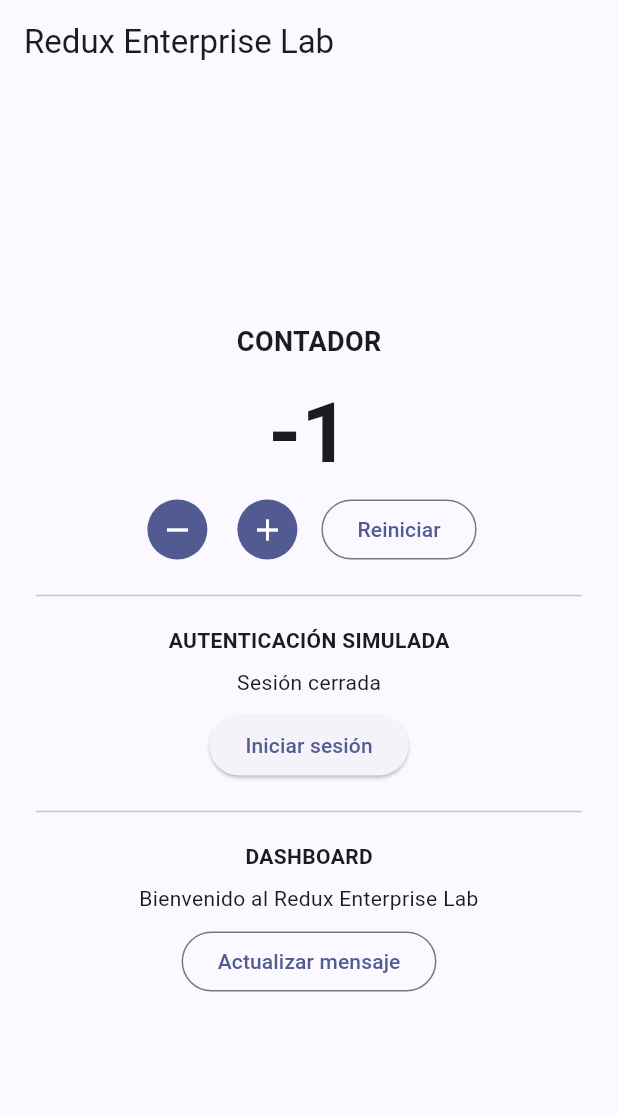
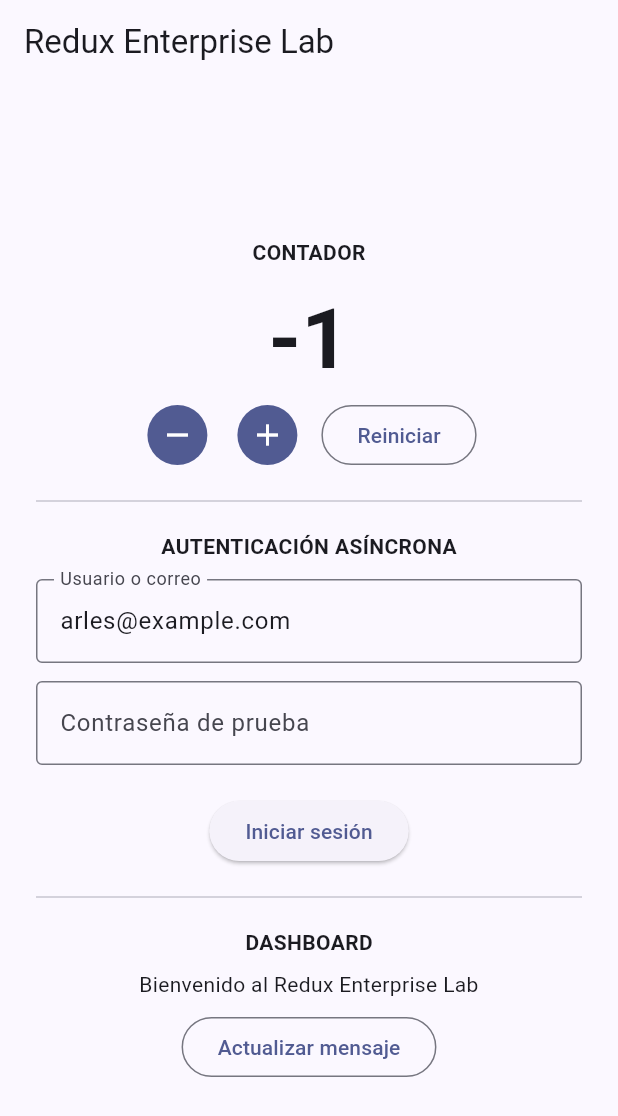
Before and after one commit to arlestabares/redux_lab, a Flutter app: the screen it shows after launch, after a tap on the "remove" icon, on a phone screen of 412 x 824 dp. Shown: the top 1116 px of the screen. Run offline on Flutter 3.47's test engine with Material 3 defaults, Android fonts, the light colour scheme and no system bars; our stand-ins replace equatable, flutter_redux, redux.

Commit message:
feat(auth): add async login middleware and global auth state

```diff
--- a/lib/app/redux_enterprise_lab_app.dart
+++ b/lib/app/redux_enterprise_lab_app.dart
@@ -1,7 +1,7 @@
 import 'package:flutter/material.dart';
 
 // import '../features/counter/presentation/counter_page.dart';
-import '../features/counter/presentation/counter_page2.dart';
+import '../features/counter/presentation/counter_page3.dart';
 
 class ReduxEnterpriseLabApp extends StatelessWidget {
   const new({super.key});
@@ -15,7 +15,7 @@ class ReduxEnterpriseLabApp extends StatelessWidget {
         colorScheme: ColorScheme.fromSeed(seedColor: Colors.indigo),
         useMaterial3: true,
       ),
-      home: CounterPage2(),
+      home: CounterPage3(),
       // routes: {'/counter': (context) => CounterPage()},
     );
   }
--- a/lib/features/auth/redux/auth_actions.dart
+++ b/lib/features/auth/redux/auth_actions.dart
@@ -5,3 +5,22 @@ class LoginAction {
 class LogoutAction {
   const LogoutAction();
 }
+
+class LoginRequestedAction {
+  final String username;
+  final String password;
+
+  const LoginRequestedAction({required this.username, required this.password});
+}
+
+class LoginSucceededAction {
+  final String username;
+
+  const LoginSucceededAction(this.username);
+}
+
+class LoginFailedAction {
+  final String message;
+
+  const LoginFailedAction(this.message);
+}
--- a/lib/features/auth/redux/auth_reducer.dart
+++ b/lib/features/auth/redux/auth_reducer.dart
@@ -1,12 +1,24 @@
 import 'auth_actions.dart';
+import 'auth_state.dart';
 
-bool authReducer(bool state, dynamic action) {
-  if (action is LoginAction) {
-    return true;
+AuthState authReducer(AuthState state, dynamic action) {
+  if (action is LoginRequestedAction) {
+    return const AuthState(status: AuthStatus.loading);
+  }
+
+  if (action is LoginSucceededAction) {
+    return AuthState(
+      status: AuthStatus.authenticated,
+      username: action.username,
+    );
+  }
+
+  if (action is LoginFailedAction) {
+    return AuthState(status: AuthStatus.failure, errorMessage: action.message);
   }
 
   if (action is LogoutAction) {
-    return false;
+    return const AuthState();
   }
 
   return state;
--- a/lib/features/counter/presentation/counter_page2.dart
+++ b/lib/features/counter/presentation/counter_page2.dart
@@ -1,131 +1,131 @@
-import 'package:flutter/material.dart';
-import 'package:flutter_redux/flutter_redux.dart';
+// import 'package:flutter/material.dart';
+// import 'package:flutter_redux/flutter_redux.dart';
 
-import '../../auth/redux/auth_actions.dart';
-import '../../counter/redux/counter_actions.dart';
-import '../../dashboard/redux/dashboard_actions.dart';
-import '../redux/app_state.dart';
+// import '../../auth/redux/auth_actions.dart';
+// import '../../counter/redux/counter_actions.dart';
+// import '../../dashboard/redux/dashboard_actions.dart';
+// import '../redux/app_state.dart';
 
-class CounterPage2 extends StatelessWidget {
-  const CounterPage2({super.key});
+// class CounterPage2 extends StatelessWidget {
+//   const CounterPage2({super.key});
 
-  @override
-  Widget build(BuildContext context) {
-    return Scaffold(
-      appBar: AppBar(title: const Text('Redux Enterprise Lab')),
-      body: Center(
-        child: SingleChildScrollView(
-          padding: const EdgeInsets.all(24),
-          child: Column(
-            mainAxisSize: MainAxisSize.min,
-            children: [
-              const Text(
-                'CONTADOR',
-                style: TextStyle(fontSize: 18, fontWeight: FontWeight.bold),
-              ),
-              const SizedBox(height: 8),
-              StoreConnector<AppState, int>(
-                distinct: true,
-                converter: (store) => store.state.counter,
-                builder: (context, count) {
-                  return Text(
-                    '$count',
-                    style: const TextStyle(
-                      fontSize: 56,
-                      fontWeight: FontWeight.bold,
-                    ),
-                  );
-                },
-              ),
-              Wrap(
-                alignment: WrapAlignment.center,
-                spacing: 12,
-                children: [
-                  IconButton.filled(
-                    tooltip: 'Decrementar',
-                    onPressed: () {
-                      StoreProvider.of<AppState>(context)
-                          .dispatch(const DecrementCounterAction());
-                    },
-                    icon: const Icon(Icons.remove),
-                  ),
-                  IconButton.filled(
-                    tooltip: 'Incrementar',
-                    onPressed: () {
-                      StoreProvider.of<AppState>(context)
-                          .dispatch(const IncrementCounterAction());
-                    },
-                    icon: const Icon(Icons.add),
-                  ),
-                  OutlinedButton(
-                    onPressed: () {
-                      StoreProvider.of<AppState>(context)
-                          .dispatch(const ResetCounterAction());
-                    },
-                    child: const Text('Reiniciar'),
-                  ),
-                ],
-              ),
-              const Divider(height: 40),
-              const Text(
-                'AUTENTICACIÓN SIMULADA',
-                style: TextStyle(fontWeight: FontWeight.bold),
-              ),
-              const SizedBox(height: 8),
-              StoreConnector<AppState, bool>(
-                distinct: true,
-                converter: (store) => store.state.isAuthenticated,
-                builder: (context, isAuthenticated) {
-                  return Column(
-                    children: [
-                      Text(
-                        isAuthenticated ? 'Sesión iniciada' : 'Sesión cerrada',
-                      ),
-                      const SizedBox(height: 8),
-                      ElevatedButton(
-                        onPressed: () {
-                          StoreProvider.of<AppState>(context).dispatch(
-                            isAuthenticated
-                                ? const LogoutAction()
-                                : const LoginAction(),
-                          );
-                        },
-                        child: Text(
-                          isAuthenticated ? 'Cerrar sesión' : 'Iniciar sesión',
-                        ),
-                      ),
-                    ],
-                  );
-                },
-              ),
-              const Divider(height: 40),
-              const Text(
-                'DASHBOARD',
-                style: TextStyle(fontWeight: FontWeight.bold),
-              ),
-              const SizedBox(height: 8),
-              StoreConnector<AppState, String>(
-                distinct: true,
-                converter: (store) => store.state.dashboardMessage,
-                builder: (context, message) {
-                  return Text(message, textAlign: TextAlign.center);
-                },
-              ),
-              const SizedBox(height: 8),
-              OutlinedButton(
-                onPressed: () {
-                  StoreProvider.of<AppState>(context).dispatch(
-                    const UpdateDashboardMessageAction(
-                      '¡Estado actualizado desde el Dashboard!',
-                    ),
-                  );
-                },
-                child: const Text('Actualizar mensaje'),
-              ),
-            ],
-          ),
-        ),
-      ),
-    );
-  }
-}
+//   @override
+//   Widget build(BuildContext context) {
+//     return Scaffold(
+//       appBar: AppBar(title: const Text('Redux Enterprise Lab')),
+//       body: Center(
+//         child: SingleChildScrollView(
+//           padding: const EdgeInsets.all(24),
+//           child: Column(
+//             mainAxisSize: MainAxisSize.min,
+//             children: [
+//               const Text(
+//                 'CONTADOR',
+//                 style: TextStyle(fontSize: 18, fontWeight: FontWeight.bold),
+//               ),
+//               const SizedBox(height: 8),
+//               StoreConnector<AppState, int>(
+//                 distinct: true,
+//                 converter: (store) => store.state.counter,
+//                 builder: (context, count) {
+//                   return Text(
+//                     '$count',
+//                     style: const TextStyle(
+//                       fontSize: 56,
+//                       fontWeight: FontWeight.bold,
+//                     ),
+//                   );
+//                 },
+//               ),
+//               Wrap(
+//                 alignment: WrapAlignment.center,
+//                 spacing: 12,
+//                 children: [
+//                   IconButton.filled(
+//                     tooltip: 'Decrementar',
+//                     onPressed: () {
+//                       StoreProvider.of<AppState>(context)
+//                           .dispatch(const DecrementCounterAction());
+//                     },
+//                     icon: const Icon(Icons.remove),
+//                   ),
+//                   IconButton.filled(
+//                     tooltip: 'Incrementar',
+//                     onPressed: () {
+//                       StoreProvider.of<AppState>(context)
+//                           .dispatch(const IncrementCounterAction());
+//                     },
+//                     icon: const Icon(Icons.add),
+//                   ),
+//                   OutlinedButton(
+//                     onPressed: () {
+//                       StoreProvider.of<AppState>(context)
+//                           .dispatch(const ResetCounterAction());
+//                     },
+//                     child: const Text('Reiniciar'),
+//                   ),
+//                 ],
+//               ),
+//               const Divider(height: 40),
+//               const Text(
+//                 'AUTENTICACIÓN SIMULADA',
+//                 style: TextStyle(fontWeight: FontWeight.bold),
+//               ),
+//               const SizedBox(height: 8),
+//               StoreConnector<AppState, bool>(
+//                 distinct: true,
+//                 converter: (store) => store.state.isAuthenticated,
+//                 builder: (context, isAuthenticated) {
+//                   return Column(
+//                     children: [
+//                       Text(
+//                         isAuthenticated ? 'Sesión iniciada' : 'Sesión cerrada',
+//                       ),
+//                       const SizedBox(height: 8),
+//                       ElevatedButton(
+//                         onPressed: () {
+//                           StoreProvider.of<AppState>(context).dispatch(
+//                             isAuthenticated
+//                                 ? const LogoutAction()
+//                                 : const LoginAction(),
+//                           );
+//                         },
+//                         child: Text(
+//                           isAuthenticated ? 'Cerrar sesión' : 'Iniciar sesión',
+//                         ),
+//                       ),
+//                     ],
+//                   );
+//                 },
+//               ),
+//               const Divider(height: 40),
+//               const Text(
+//                 'DASHBOARD',
+//                 style: TextStyle(fontWeight: FontWeight.bold),
+//               ),
+//               const SizedBox(height: 8),
+//               StoreConnector<AppState, String>(
+//                 distinct: true,
+//                 converter: (store) => store.state.dashboardMessage,
+//                 builder: (context, message) {
+//                   return Text(message, textAlign: TextAlign.center);
+//                 },
+//               ),
+//               const SizedBox(height: 8),
+//               OutlinedButton(
+//                 onPressed: () {
+//                   StoreProvider.of<AppState>(context).dispatch(
+//                     const UpdateDashboardMessageAction(
+//                       '¡Estado actualizado desde el Dashboard!',
+//                     ),
+//                   );
+//                 },
+//                 child: const Text('Actualizar mensaje'),
+//               ),
+//             ],
+//           ),
+//         ),
+//       ),
+//     );
+//   }
+// }
--- /dev/null
+++ b/lib/features/counter/presentation/counter_page3.dart
@@ -0,0 +1,192 @@
+import 'package:flutter/material.dart';
+import 'package:flutter_redux/flutter_redux.dart';
+
+import '../../auth/redux/auth_actions.dart';
+import '../../auth/redux/auth_state.dart';
+import '../../counter/redux/counter_actions.dart';
+import '../../dashboard/redux/dashboard_actions.dart';
+import '../redux/app_state.dart';
+
+class CounterPage3 extends StatefulWidget {
+  const CounterPage3({super.key});
+
+  @override
+  State<CounterPage3> createState() => _CounterPageState();
+}
+
+class _CounterPageState extends State<CounterPage3> {
+  final _usernameController = TextEditingController(text: 'arles@example.com');
+
+  final _passwordController = TextEditingController();
+
+  @override
+  void dispose() {
+    _usernameController.dispose();
+    _passwordController.dispose();
+    super.dispose();
+  }
+
+  @override
+  Widget build(BuildContext context) {
+    return Scaffold(
+      appBar: AppBar(title: const Text('Redux Enterprise Lab')),
+      body: Center(
+        child: SingleChildScrollView(
+          padding: const EdgeInsets.all(24),
+          child: Column(
+            mainAxisSize: MainAxisSize.min,
+            children: [
+              const Text(
+                'CONTADOR',
+                style: TextStyle(fontWeight: FontWeight.bold),
+              ),
+              const SizedBox(height: 8),
+              StoreConnector<AppState, int>(
+                distinct: true,
+                converter: (store) => store.state.counter,
+                builder: (context, count) {
+                  return Text(
+                    '$count',
+                    style: const TextStyle(
+                      fontSize: 56,
+                      fontWeight: FontWeight.bold,
+                    ),
+                  );
+                },
+              ),
+              Wrap(
+                alignment: WrapAlignment.center,
+                spacing: 12,
+                children: [
+                  IconButton.filled(
+                    tooltip: 'Decrementar',
+                    onPressed: () {
+                      StoreProvider.of<AppState>(context)
+                          .dispatch(const DecrementCounterAction());
+                    },
+                    icon: const Icon(Icons.remove),
+                  ),
+                  IconButton.filled(
+                    tooltip: 'Incrementar',
+                    onPressed: () {
+                      StoreProvider.of<AppState>(context)
+                          .dispatch(const IncrementCounterAction());
+                    },
+                    icon: const Icon(Icons.add),
+                  ),
+                  OutlinedButton(
+                    onPressed: () {
+                      StoreProvider.of<AppState>(context)
+                          .dispatch(const ResetCounterAction());
+                    },
+                    child: const Text('Reiniciar'),
+                  ),
+                ],
+              ),
+              const Divider(height: 40),
+              const Text(
+                'AUTENTICACIÓN ASÍNCRONA',
+                style: TextStyle(fontWeight: FontWeight.bold),
+              ),
+              const SizedBox(height: 12),
+              TextField(
+                controller: _usernameController,
+                decoration: const InputDecoration(
+                  labelText: 'Usuario o correo',
+                  border: OutlineInputBorder(),
+                ),
+              ),
+              const SizedBox(height: 12),
+              TextField(
+                controller: _passwordController,
+                obscureText: true,
+                decoration: const InputDecoration(
+                  labelText: 'Contraseña de prueba',
+                  border: OutlineInputBorder(),
+                ),
+              ),
+              const SizedBox(height: 12),
+              StoreConnector<AppState, AuthState>(
+                distinct: true,
+                converter: (store) => store.state.auth,
+                builder: (context, auth) {
+                  if (auth.status == AuthStatus.loading) {
+                    return const Column(
+                      children: [
+                        CircularProgressIndicator(),
+                        SizedBox(height: 8),
+                        Text('Iniciando sesión...'),
+                      ],
+                    );
+                  }
+
+                  if (auth.status == AuthStatus.authenticated) {
+                    return Column(
+                      children: [
+                        Text('¡Bienvenido, ${auth.username}!'),
+                        const SizedBox(height: 8),
+                        ElevatedButton(
+                          onPressed: () {
+                            StoreProvider.of<AppState>(context)
+                                .dispatch(const LogoutAction());
+                          },
+                          child: const Text('Cerrar sesión'),
+                        ),
+                      ],
+                    );
+                  }
+
+                  return Column(
+                    children: [
+                      if (auth.status == AuthStatus.failure)
+                        Text(
+                          auth.errorMessage ?? 'Error desconocido',
+                          style: const TextStyle(color: Colors.red),
+                        ),
+                      const SizedBox(height: 8),
+                      ElevatedButton(
+                        onPressed: () {
+                          StoreProvider.of<AppState>(context).dispatch(
+                            LoginRequestedAction(
+                              username: _usernameController.text,
+                              password: _passwordController.text,
+                            ),
+                          );
+                        },
+                        child: const Text('Iniciar sesión'),
+                      ),
+                    ],
+                  );
+                },
+              ),
+              const Divider(height: 40),
+              const Text(
+                'DASHBOARD',
+                style: TextStyle(fontWeight: FontWeight.bold),
+              ),
+              const SizedBox(height: 8),
+              StoreConnector<AppState, String>(
+                distinct: true,
+                converter: (store) => store.state.dashboardMessage,
+                builder: (context, message) {
+                  return Text(message, textAlign: TextAlign.center);
+                },
+              ),
+              const SizedBox(height: 8),
+              OutlinedButton(
+                onPressed: () {
+                  StoreProvider.of<AppState>(context).dispatch(
+                    const UpdateDashboardMessageAction(
+                      '¡Estado actualizado desde el Dashboard!',
+                    ),
+                  );
+                },
+                child: const Text('Actualizar mensaje'),
+              ),
+            ],
+          ),
+        ),
+      ),
+    );
+  }
+}
--- a/lib/features/counter/redux/app_state.dart
+++ b/lib/features/counter/redux/app_state.dart
@@ -1,16 +1,20 @@
 import 'package:equatable/equatable.dart';
+
+import '../../auth/redux/auth_state.dart';
 
 class AppState extends Equatable {
   final int counter;
-  final bool isAuthenticated;
+  // final bool isAuthenticated;
+  final AuthState auth;
   final String dashboardMessage;
 
   const AppState({
     this.counter = 0,
-    this.isAuthenticated = false,
+    // this.isAuthenticated = false,
+    this.auth = const AuthState(),
     this.dashboardMessage = 'Bienvenido al Redux Enterprise Lab',
   });
 
   @override
-  List<Object?> get props => [counter, isAuthenticated, dashboardMessage];
+  List<Object?> get props => [counter, auth, dashboardMessage];
 }
--- a/lib/features/counter/redux/store_factory.dart
+++ b/lib/features/counter/redux/store_factory.dart
@@ -1,11 +1,26 @@
 import 'package:redux/redux.dart';
 import 'package:redux_enterprise_lab/features/counter/redux/app_state.dart';
+import 'package:redux_enterprise_lab/redux/middleware/auth_middleware.dart';
 import 'package:redux_enterprise_lab/redux/root_reducer.dart';
+
+import '../../auth/data/fake_auth_repository.dart';
 
 ///
 /// Antes utilizábamos [Store<int>]. Ahora utilizamos [Store<AppState>].
 /// Esta diferencia es fundamental: el Store administra el árbol de estado completo, no solamente el contador.
 
 Store<AppState> createAppStore() {
-  return Store<AppState>(rootReducer, initialState: const AppState());
+  final repository = FakeAuthRepository();
+  return Store<AppState>(
+    rootReducer,
+    initialState: const AppState(),
+
+    /// Aquí tenemos una decisión importante: el Store recibe una lista de middleware y nosotros inyectamos
+    /// el repositorio en el middleware.
+    /// El middleware no necesita crear su propio repositorio ni buscarlo globalmente.
+    /// Recibe la dependencia que necesita.
+    /// De momento lo creamos directamente en la fábrica. Cuando llegue el módulo de GetIt,
+    /// separaremos el registro de dependencias de la construcción del Store.
+    middleware: [createAuthMiddleware(repository)],
+  );
 }
--- /dev/null
+++ b/lib/redux/middleware/auth_middleware.dart
@@ -0,0 +1,47 @@
+import 'dart:async';
+
+import 'package:redux/redux.dart';
+import 'package:redux_enterprise_lab/features/counter/redux/app_state.dart';
+
+import '../../features/auth/data/fake_auth_repository.dart';
+import '../../features/auth/redux/auth_actions.dart';
+
+Middleware<AppState> createAuthMiddleware(FakeAuthRepository repository) {
+  return (store, action, next) {
+    /// Permite que Redux procese primero la acción.
+    /// Es la instrucción que deja continuar la acción hacia el siguiente middleware y, finalmente, el reducer.
+    /// En nuestro caso, el middleware permite que LoginRequestedAction llegue al reducer. A
+    /// sí, el estado pasa a loading inmediatamente.
+    next(action);
+    if (action is LoginRequestedAction) {
+      // ¿Qué hace unawaited(...)?
+      /// La operación asíncrona se inicia sin obligar a que el callback del middleware espere a que termine.
+      /// La función _performLogin se encarga de esperar al repositorio y capturar sus errores.
+      /// Cuando el repositorio responde, el middleware despacha una nueva acción de éxito o de error.
+      /// Esa nueva acción atraviesa Redux normalmente.
+      /// Importante: unawaited no significa ignorar los errores. Por eso capturamos las excepciones
+      /// dentro de _performLogin. En una implementación de producción también estudiaríamos cancelación
+      /// de operaciones, solicitudes duplicadas y cómo evitar que una respuesta antigua sobrescriba un
+      /// estado más reciente.
+      unawaited(_performLogin(store, repository, action));
+    }
+  };
+}
+
+Future<void> _performLogin(
+  Store<AppState> store,
+  FakeAuthRepository repository,
+  LoginRequestedAction action,
+) async {
+  try {
+    final username = await repository.login(
+      username: action.username,
+      password: action.password,
+    );
+    store.dispatch(LoginSucceededAction(username));
+  } catch (error) {
+    store.dispatch(
+      LoginFailedAction(error.toString().replaceFirst('Exception: ', '')),
+    );
+  }
+}
--- a/lib/redux/root_reducer.dart
+++ b/lib/redux/root_reducer.dart
@@ -16,7 +16,7 @@ import '../features/dashboard/redux/dashboard_reducer.dart';
 AppState rootReducer(AppState state, dynamic action) {
   return AppState(
     counter: counterReducer(state.counter, action),
-    isAuthenticated: authReducer(state.isAuthenticated, action),
+    auth: authReducer(state.auth, action),
     dashboardMessage: dashboardReducer(state.dashboardMessage, action),
   );
 }
```
Also changed, not shown: lib/features/auth/data/fake_auth_repository.dart (added, +14 -0 lines), lib/features/counter/presentation/counter_page.dart (+61 -61 lines), 1 other file.
